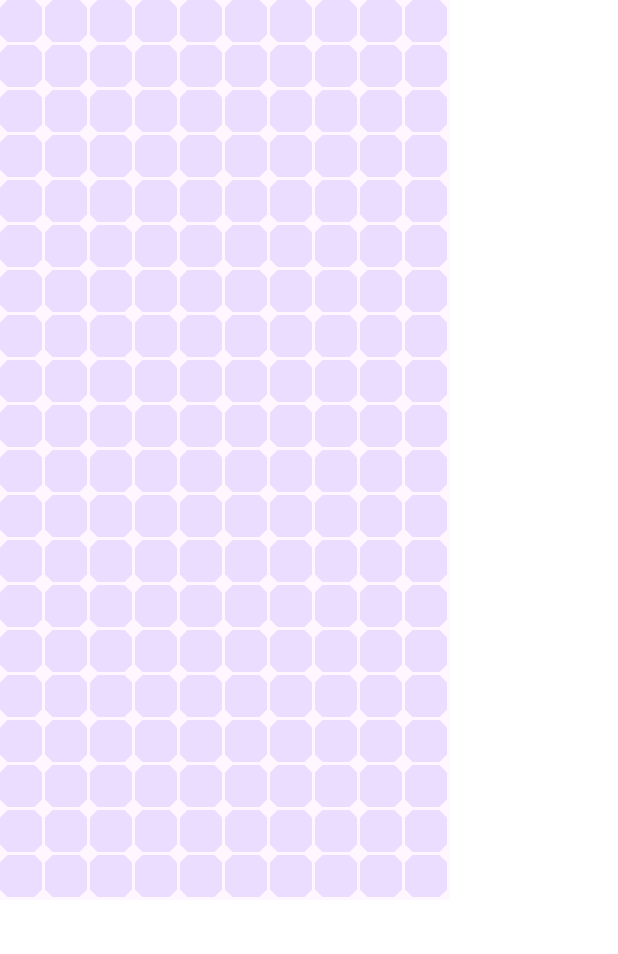
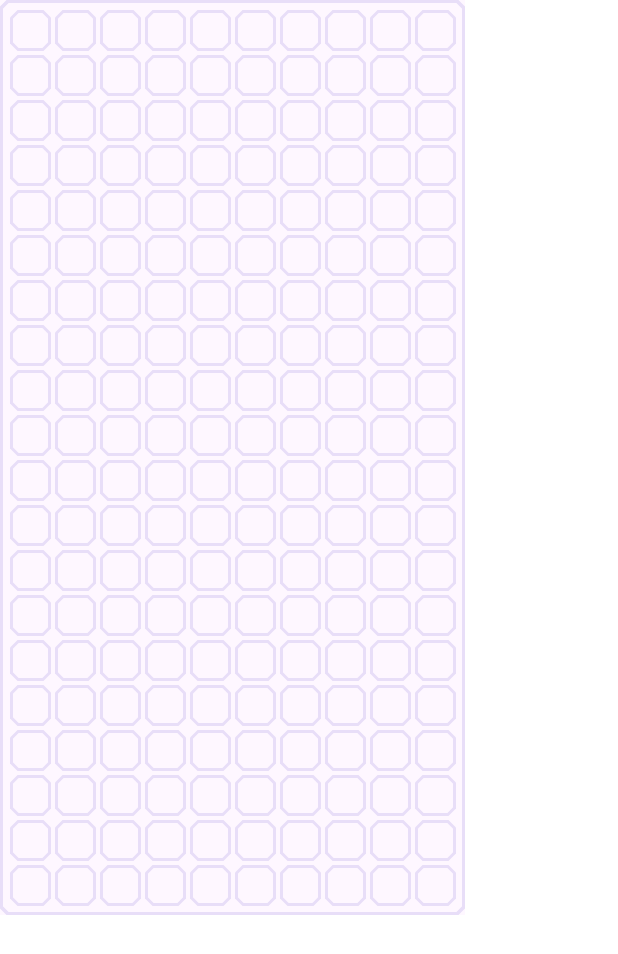
Before and after one commit to fikma/petris02, an Android app built with Jetpack Compose: the @Preview function PreviewTetrisBoard, on a phone screen of 412 x 824 dp. Shown: the top 954 px of the screen. Run offline under Robolectric (Android 15) with nearby library versions, the phone set to English and light mode, and no system bars; our stand-ins replace Dagger/Hilt's generated code; 2 statements that could not run were skipped.

Commit message:
Fix ui of tetrisboard

```diff
--- a/app/src/main/java/com/contoh/petris02/views/components/TetrisBoard.kt
+++ b/app/src/main/java/com/contoh/petris02/views/components/TetrisBoard.kt
@@ -1,6 +1,8 @@
 package com.contoh.petris02.views.components
 
+import android.content.res.Configuration.UI_MODE_NIGHT_YES
 import androidx.compose.foundation.background
+import androidx.compose.foundation.border
 import androidx.compose.foundation.layout.*
 import androidx.compose.foundation.lazy.grid.GridCells
 import androidx.compose.foundation.lazy.grid.LazyVerticalGrid
@@ -12,8 +14,11 @@ import androidx.compose.material3.Text
 import androidx.compose.runtime.Composable
 import androidx.compose.runtime.LaunchedEffect
 import androidx.compose.runtime.rememberCoroutineScope
+import androidx.compose.ui.Alignment
 import androidx.compose.ui.Modifier
 import androidx.compose.ui.draw.clip
+import androidx.compose.ui.graphics.Color
+import androidx.compose.ui.graphics.RectangleShape
 import androidx.compose.ui.tooling.preview.Preview
 import androidx.compose.ui.unit.dp
 import androidx.lifecycle.viewmodel.compose.viewModel
@@ -21,6 +26,7 @@ import com.contoh.petris02.BuildConfig
 import com.contoh.petris02.models.BoardState
 import com.contoh.petris02.models.GameState
 import com.contoh.petris02.models.TetrominoeState
+import com.contoh.petris02.ui.theme.Petris02Theme
 import com.contoh.petris02.viewModels.GamePageViewModel
 import com.contoh.petris02.viewModels.TetrisBoardViewModel
 import kotlinx.coroutines.delay
@@ -41,32 +47,39 @@ fun TetrisBoard(
             tetrisBoardViewModel.toggleLoop()
         }
     }
-
-    Box(modifier = Modifier
-        .width(
-            (tetrisBoardViewModel.boardState.blockSize * tetrisBoardViewModel.boardState.xSize).dp
+    LazyVerticalGrid(
+            columns = GridCells.Fixed(10),
+            modifier = Modifier
+                .size(
+                    (tetrisBoardViewModel.boardState.blockSize * tetrisBoardViewModel.boardState.xSize + 10).dp,
+                    (tetrisBoardViewModel.boardState.blockSize * tetrisBoardViewModel.boardState.ySize + 10).dp
                 )
-        .height(
-            (tetrisBoardViewModel.boardState.blockSize * tetrisBoardViewModel.boardState.ySize).dp
+                .border(
+                    width = 2.dp,
+                    color = MaterialTheme.colorScheme.secondaryContainer,
+                    shape = CutCornerShape(5.dp)
                 )
-    ) {
-        LazyVerticalGrid(
-            columns = GridCells.Fixed(10)
+                .padding(5.dp)
         ) {
             items(
                 tetrisBoardViewModel.boardState.blocks
             ) { block ->
                 Box (modifier = Modifier.size(block.size)) {
                     Box(modifier = Modifier
-                        .size(block.size.minus(2.dp))
+                        .align(Alignment.Center)
+                        .size(block.size.minus(3.dp))
                         .clip(CutCornerShape(5.dp))
-                        .background(color = block.color ?: MaterialTheme.colorScheme.primaryContainer))
+                        .background(color = block.color ?: Color.Transparent)
+                        .border(
+                            width = 2.dp,
+                            color = block.color ?: MaterialTheme.colorScheme.secondaryContainer,
+                            shape = CutCornerShape(5.dp)
+                        ))
                 }
             }
         }
         if (BuildConfig.DEBUG)
             Text(text = tetrisBoardViewModel.tetrominoeType.value)
-    }
     }
 
 @Preview
@@ -76,6 +89,7 @@ fun PreviewTetrisBoard() {
     val gameState = GameState()
     val tetrominoeState = TetrominoeState()
 
+    Petris02Theme {
         Surface {
             TetrisBoard(
                 GamePageViewModel(
@@ -89,3 +103,29 @@ fun PreviewTetrisBoard() {
             )
         }
     }
+}
+
+@Preview(
+    uiMode = UI_MODE_NIGHT_YES
+)
+@Composable
+fun PreviewDarkTetrisBoard() {
+    val boardState = BoardState()
+    val gameState = GameState()
+    val tetrominoeState = TetrominoeState()
+
+    Petris02Theme {
+        Surface {
+            TetrisBoard(
+                GamePageViewModel(
+                    gameState, boardState, tetrominoeState
+                ),
+                TetrisBoardViewModel(
+                    boardState,
+                    gameState,
+                    tetrominoeState
+                )
+            )
+        }
+    }
+}
```
Lines whose indentation alone changed are shown as unchanged.
